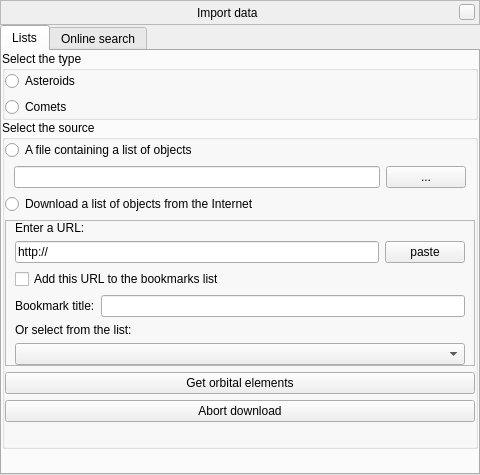
Qt form plugins/SolarSystemEditor/src/gui/mpcImportWindow.ui (519984307/stellarium_src) before a commit.
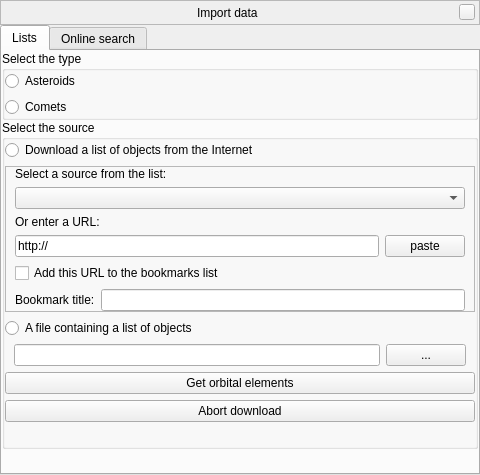
The same form after that commit. Icons and pictures are not drawn. Custom widgets are drawn as their Qt base class.

Commit message: SolarSystemEditor: some shuffles in the GUI, fixing tab stops

```diff
--- a/plugins/SolarSystemEditor/src/gui/mpcImportWindow.ui
+++ b/plugins/SolarSystemEditor/src/gui/mpcImportWindow.ui
@@ -179,39 +179,6 @@
               <property name="margin">
                <number>0</number>
               </property>
-              <item>
-               <widget class="QRadioButton" name="radioButtonFile">
-                <property name="text">
-                 <string>A file containing a list of objects</string>
-                </property>
-               </widget>
-              </item>
-              <item>
-               <widget class="QFrame" name="frameFile">
-                <layout class="QHBoxLayout" name="horizontalLayoutFile_2">
-                 <property name="topMargin">
-                  <number>0</number>
-                 </property>
-                 <property name="bottomMargin">
-                  <number>0</number>
-                 </property>
-                 <item>
-                  <widget class="QLineEdit" name="lineEditFilePath">
-                   <property name="inputMethodHints">
-                    <set>Qt::ImhNone</set>
-                   </property>
-                  </widget>
-                 </item>
-                 <item>
-                  <widget class="QPushButton" name="pushButtonBrowse">
-                   <property name="text">
-                    <string>...</string>
-                   </property>
-                  </widget>
-                 </item>
-                </layout>
-               </widget>
-              </item>
               <item>
                <widget class="QRadioButton" name="radioButtonURL">
                 <property name="text">
@@ -234,10 +201,20 @@
                  <property name="bottomMargin">
                   <number>0</number>
                  </property>
+                 <item>
+                  <widget class="QLabel" name="labelSelect">
+                   <property name="text">
+                    <string>Select a source from the list:</string>
+                   </property>
+                  </widget>
+                 </item>
+                 <item>
+                  <widget class="QComboBox" name="comboBoxBookmarks"/>
+                 </item>
                  <item>
                   <widget class="QLabel" name="labelEnter">
                    <property name="text">
-                    <string>Enter a URL:</string>
+                    <string>Or enter a URL:</string>
                    </property>
                   </widget>
                  </item>
@@ -293,15 +270,38 @@
                    </layout>
                   </widget>
                  </item>
+                </layout>
+               </widget>
+              </item>
+              <item>
+               <widget class="QRadioButton" name="radioButtonFile">
+                <property name="text">
+                 <string>A file containing a list of objects</string>
+                </property>
+               </widget>
+              </item>
+              <item>
+               <widget class="QFrame" name="frameFile">
+                <layout class="QHBoxLayout" name="horizontalLayoutFile_2">
+                 <property name="topMargin">
+                  <number>0</number>
+                 </property>
+                 <property name="bottomMargin">
+                  <number>0</number>
+                 </property>
                  <item>
-                  <widget class="QLabel" name="labelSelect">
-                   <property name="text">
-                    <string>Or select from the list:</string>
+                  <widget class="QLineEdit" name="lineEditFilePath">
+                   <property name="inputMethodHints">
+                    <set>Qt::ImhNone</set>
                    </property>
                   </widget>
                  </item>
                  <item>
-                  <widget class="QComboBox" name="comboBoxBookmarks"/>
+                  <widget class="QPushButton" name="pushButtonBrowse">
+                   <property name="text">
+                    <string>...</string>
+                   </property>
+                  </widget>
                  </item>
                 </layout>
                </widget>
```
Left out of the diff: 27 changed lines with no effect on the pictures. The commit also changes 2 other files.
